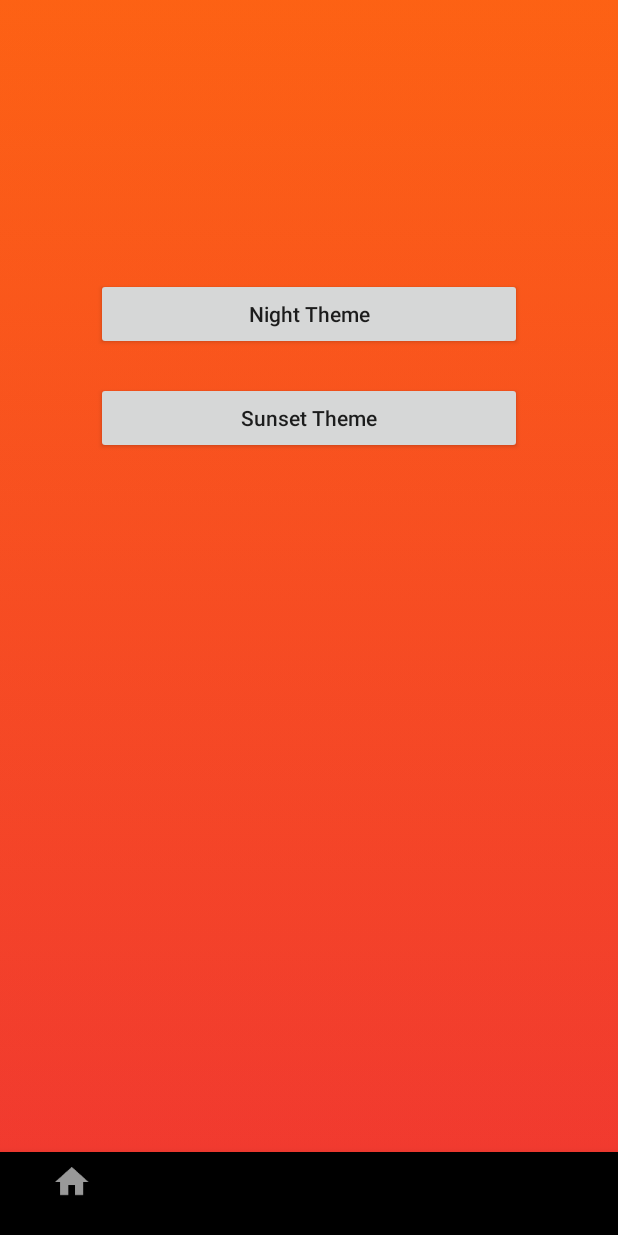
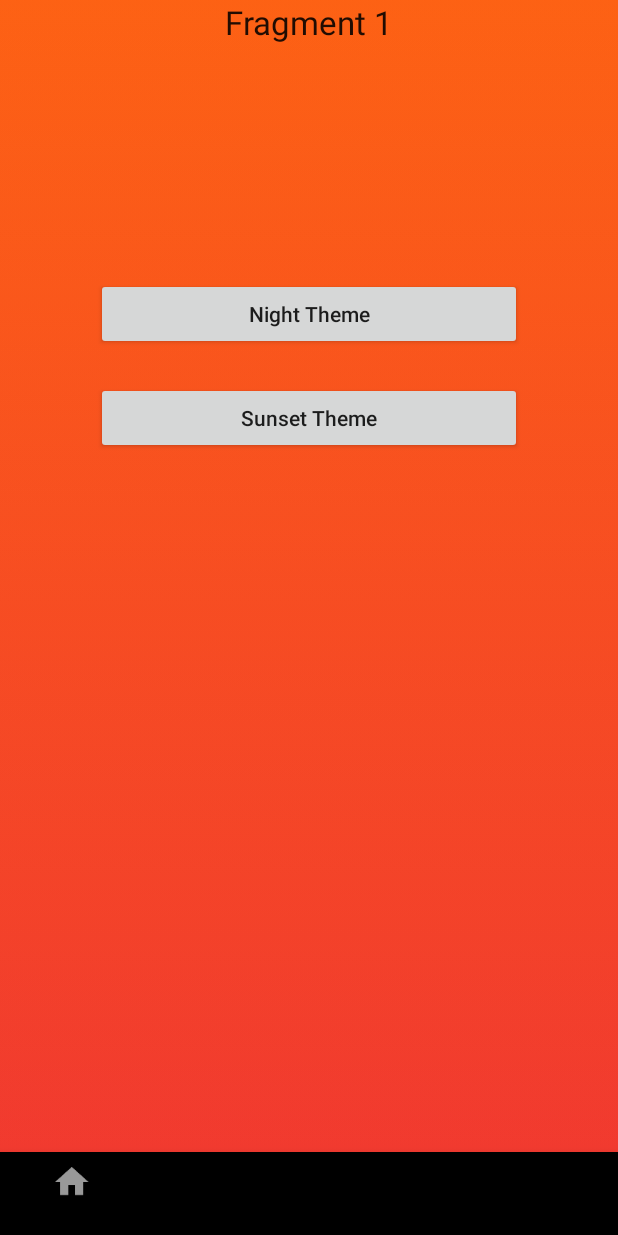
Before and after one commit to rbjacob101/Workout_App, an Android app: the screen it shows after launch (homepageActivity before the commit, HomepageActivity after it), on a phone screen of 412 x 824 dp. Run offline under Robolectric (Android 15) with nearby library versions, the phone set to English and light mode, and no system bars.

Commit message:
added Android Support Library depency in build.gradle; added a ViewPager system with a single fragment (GlobalPageAdapter.java, MainFragment.java, mainfragment_layout.xml); added a ViewPager element to activity_homepage.xml; added a List<Fragment> fragment finder into homepageActivity.java;

```diff
--- a/app/build.gradle
+++ b/app/build.gradle
@@ -21,6 +21,7 @@ android {
 
 dependencies {
     compile fileTree(include: ['*.jar'], dir: 'libs')
+    compile "com.android.support:support-core-utils:25.3.1"
     androidTestCompile('com.android.support.test.espresso:espresso-core:2.2.2', {
         exclude group: 'com.android.support', module: 'support-annotations'
     })
--- a/app/src/main/AndroidManifest.xml
+++ b/app/src/main/AndroidManifest.xml
@@ -18,7 +18,7 @@
                 <category android:name="android.intent.category.LAUNCHER" />
             </intent-filter>
         </activity>
-        <activity android:name=".homepageActivity"></activity>
+        <activity android:name=".HomepageActivity">.HomepageActivity</activity>
     </application>
 
 </manifest>
--- /dev/null
+++ b/app/src/main/java/jsrb/com/workoutapp/GlobalPageAdapter.java
@@ -0,0 +1,31 @@
+package jsrb.com.workoutapp;
+
+import android.support.v4.app.Fragment;
+import android.support.v4.app.FragmentManager;
+import android.support.v4.app.FragmentPagerAdapter;
+
+import java.util.List;
+
+/**
+ * Created by Jacob on 9/11/2017.
+ */
+
+public class GlobalPageAdapter extends FragmentPagerAdapter {
+
+    private List<Fragment> fragments;
+
+    public GlobalPageAdapter(FragmentManager fm, List<Fragment> fragments) {
+        super(fm);
+        this.fragments = fragments;
+    }
+
+    @Override
+    public Fragment getItem(int position) {
+        return this.fragments.get(position);
+    }
+
+    @Override
+    public int getCount() {
+        return this.fragments.size();
+    }
+}
--- a/app/src/main/java/jsrb/com/workoutapp/homepageActivity.java
+++ b/app/src/main/java/jsrb/com/workoutapp/HomepageActivity.java
@@ -3,11 +3,18 @@ package jsrb.com.workoutapp;
 import android.graphics.drawable.TransitionDrawable;
 import android.os.Bundle;
 import android.os.CountDownTimer;
+import android.support.v4.app.Fragment;
+import android.support.v4.app.FragmentActivity;
 import android.support.v4.content.ContextCompat;
-import android.support.v7.app.AppCompatActivity;
+import android.support.v4.view.ViewPager;
 import android.view.View;
 
-public class homepageActivity extends AppCompatActivity {
+import java.util.ArrayList;
+import java.util.List;
+
+public class HomepageActivity extends FragmentActivity {
+
+    GlobalPageAdapter pageAdapter;
 
     private boolean gradientOnSunset = true;
     private GradientBackgroundPainter sunsetGradientPainter;
@@ -17,6 +24,14 @@ public class homepageActivity extends AppCompatActivity {
     protected void onCreate(Bundle savedInstanceState) {
         super.onCreate(savedInstanceState);
         setContentView(R.layout.activity_homepage);
+
+        //fragment implementation
+        List<Fragment> fragments = getFragments();
+        pageAdapter = new GlobalPageAdapter(getSupportFragmentManager(), fragments);
+        ViewPager pager = (ViewPager) findViewById(R.id.viewpager);
+        pager.setAdapter(pageAdapter);
+
+        /*------------------------------------------------------------------------------------*/
 
         //find screen background layout
         View layout = getWindow().getDecorView();
@@ -28,14 +43,15 @@ public class homepageActivity extends AppCompatActivity {
 
         sunsetGradientPainter = new GradientBackgroundPainter(layout, sunsetGradient);
         sunsetGradientPainter.start();
+
     }
-
 
     /*transitiontest_1 gradient from dynamic gradient 1 to dynamic gradient 2
     must be integrated into sliding between fragments and changing gradient theme
      */
 
-    public void springGradient (View view) {
+    //to integrate, remove (View view) and call as function
+    public void springGradient(View view) {
         if (gradientOnSunset){
             final View layout = getWindow().getDecorView();
             final View bg = findViewById(R.id.bg);
@@ -67,6 +83,7 @@ public class homepageActivity extends AppCompatActivity {
         }
     }
 
+    //to integrate, remove (View view) and call as function
     public void sunsetGradient (View view) {
         if (!gradientOnSunset) {
             final View layout = getWindow().getDecorView();
@@ -101,4 +118,17 @@ public class homepageActivity extends AppCompatActivity {
     //do nothing if the user presses android back button
     @Override public void onBackPressed() {}
 
+    //getFragments method
+    //also where you add a new fragment into the sliding roster
+    private List<Fragment> getFragments(){
+
+        List<Fragment> fList = new ArrayList<>();
+
+        fList.add(MainFragment.newInstance("Fragment 1"));
+        fList.add(MainFragment.newInstance("Fragment 2"));
+        fList.add(MainFragment.newInstance("Fragment 3"));
+
+        return fList;
+
+    }
 }
--- a/app/src/main/java/jsrb/com/workoutapp/MainActivity.java
+++ b/app/src/main/java/jsrb/com/workoutapp/MainActivity.java
@@ -18,7 +18,7 @@ public class MainActivity extends AppCompatActivity {
     protected void onCreate(Bundle savedInstanceState) {
         super.onCreate(savedInstanceState);
         setContentView(R.layout.activity_main);
-        final Intent homepage = new Intent(this, homepageActivity.class);
+        final Intent homepage = new Intent(this, HomepageActivity.class);
 
         //set action bar transparency
         View window = getWindow().getDecorView();
--- /dev/null
+++ b/app/src/main/java/jsrb/com/workoutapp/MainFragment.java
@@ -0,0 +1,36 @@
+package jsrb.com.workoutapp;
+
+import android.os.Bundle;
+import android.support.v4.app.Fragment;
+import android.view.LayoutInflater;
+import android.view.View;
+import android.view.ViewGroup;
+import android.widget.TextView;
+
+/**
+ * Created by Jacob on 9/11/2017.
+ */
+
+public class MainFragment extends Fragment {
+
+    public static final String EXTRA_MESSAGE = "HELLO WORLD";
+    public static MainFragment newInstance(String message)
+
+    {
+        MainFragment f = new MainFragment();
+        Bundle bdl = new Bundle(1);
+        bdl.putString(EXTRA_MESSAGE, message);
+        f.setArguments(bdl);
+        return f;
+    }
+
+    @Override
+    public View onCreateView(LayoutInflater inflater, ViewGroup container,
+                             Bundle savedInstanceState) {
+        String message = getArguments().getString(EXTRA_MESSAGE);
+        View v = inflater.inflate(R.layout.mainfragment_layout, container, false);
+        TextView messageTextView = (TextView)v.findViewById(R.id.textView);
+        messageTextView.setText(message);
+        return v;
+    }
+}
--- a/app/src/main/res/layout/activity_homepage.xml
+++ b/app/src/main/res/layout/activity_homepage.xml
@@ -5,9 +5,13 @@
     android:layout_width="match_parent"
     android:layout_height="match_parent"
     xmlns:design="http://schemas.android.com/apk/res-auto"
-    tools:context="jsrb.com.workoutapp.homepageActivity"
+    tools:context="jsrb.com.workoutapp.HomepageActivity"
     android:fitsSystemWindows="true">
 
+    <android.support.v4.view.ViewPager
+    android:id="@+id/viewpager"
+    android:layout_width="fill_parent"
+    android:layout_height="fill_parent" />
 
     <android.support.constraint.ConstraintLayout
         android:id="@+id/bg"
@@ -26,7 +30,7 @@
             android:layout_marginRight="64dp"
             android:layout_marginTop="8dp"
             android:onClick="sunsetGradient"
-            android:text="Sunset Theme"
+            android:text="@string/sunset_theme"
             android:textAllCaps="false"
             app:layout_constraintBottom_toBottomOf="parent"
             app:layout_constraintHorizontal_bias="0.0"
@@ -43,7 +47,7 @@
             android:layout_marginRight="64dp"
             android:layout_marginTop="185dp"
             android:onClick="springGradient"
-            android:text="Night Theme"
+            android:text="@string/night_theme"
             android:textAllCaps="false"
             app:layout_constraintHorizontal_bias="0.0"
             design:layout_constraintLeft_toLeftOf="parent"
@@ -56,6 +60,7 @@
         android:layout_width="match_parent"
         android:layout_height="wrap_content"
         android:layout_gravity="bottom"
-        design:menu="@menu/menu_navigation" />
+        design:menu="@menu/menu_navigation"
+        app:layout_behavior="@string/appbar_scrolling_view_behavior"/>
 
 </android.support.design.widget.CoordinatorLayout>
--- /dev/null
+++ b/app/src/main/res/layout/mainfragment_layout.xml
@@ -0,0 +1,20 @@
+<?xml version="1.0" encoding="utf-8"?>
+
+<LinearLayout xmlns:android="http://schemas.android.com/apk/res/android"
+
+    tools:context="jsrb.com.workoutapp.HomepageActivity"
+    xmlns:tools="http://schemas.android.com/tools"
+    android:layout_width="match_parent"
+    android:layout_height="match_parent"
+    android:orientation="vertical">
+
+    <TextView
+
+        android:id="@+id/textView"
+        android:layout_width="wrap_content"
+        android:layout_height="wrap_content"
+        android:layout_gravity="center"
+        android:textAppearance="?android:attr/textAppearanceLarge" />
+
+
+</LinearLayout>
--- a/app/src/main/res/values/strings.xml
+++ b/app/src/main/res/values/strings.xml
@@ -9,4 +9,6 @@
     <string name="workout">workout</string>
     <string name="calendar">plan</string>
     <string name="account">account</string>
+    <string name="sunset_theme">Sunset Theme</string>
+    <string name="night_theme">Night Theme</string>
 </resources>
--- a/build.gradle
+++ b/build.gradle
@@ -15,6 +15,9 @@ buildscript {
 allprojects {
     repositories {
         jcenter()
+        maven {
+            url "https://maven.google.com"
+        }
     }
 }
 
```
